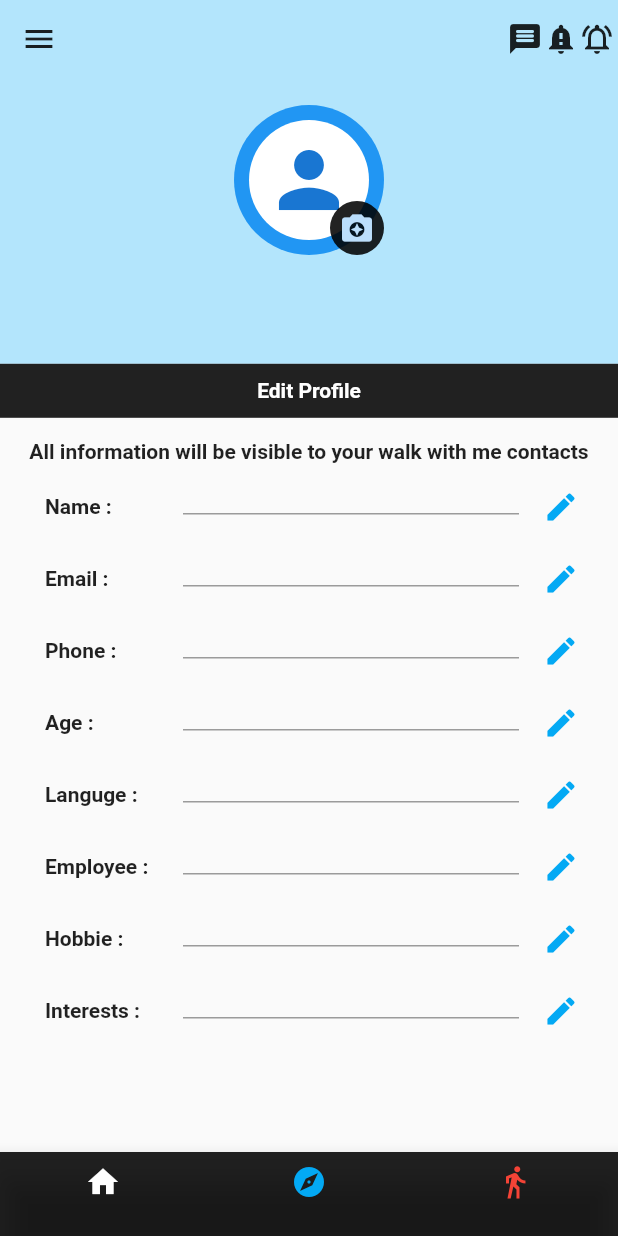
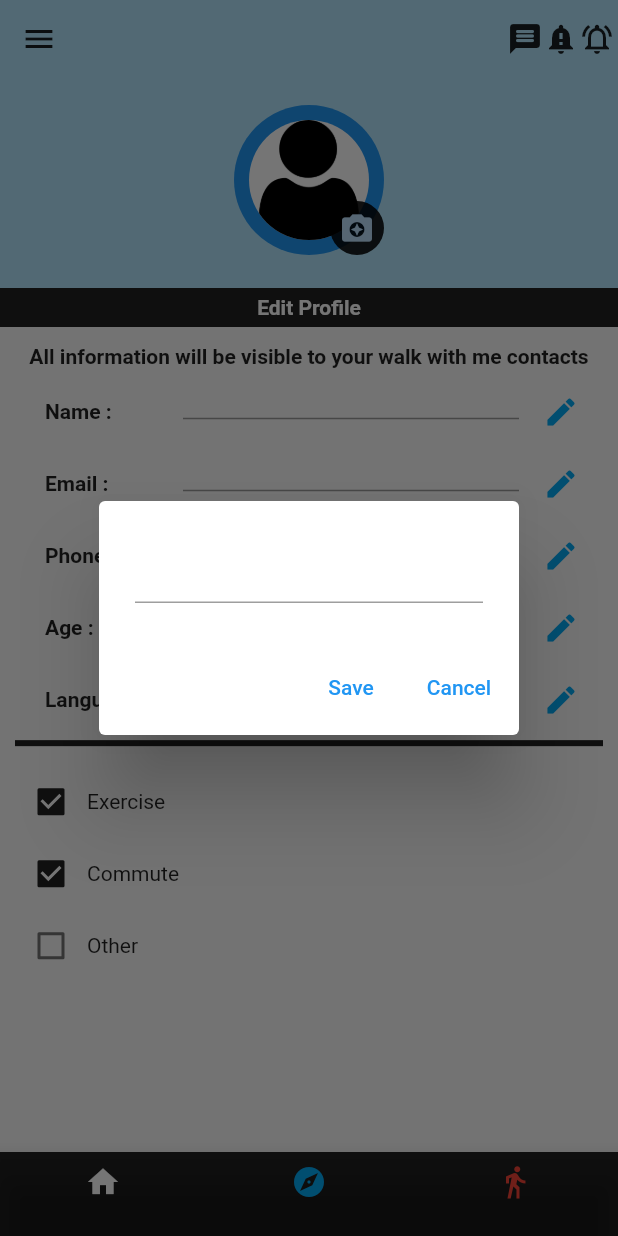
Before and after one commit to sajasmohammed/ui_practice, a Flutter app: the screen it shows after launch, after a tap on the "edit" icon, on a phone screen of 412 x 824 dp. Run offline on Flutter 3.47's test engine with Material 2 defaults, Android fonts, the phone set to English and light mode, and no system bars; our stand-ins replace get, image_picker.

Commit message:
ui design home screen and photo screen

```diff
--- a/lib/app/app.dart
+++ b/lib/app/app.dart
@@ -1,5 +1,6 @@
 import 'package:flutter/material.dart';
 import 'package:ui_practice/view/home/home_screen.dart';
+import 'package:ui_practice/view/phone_screen/photo_screen.dart';
 
 class App extends StatelessWidget {
   const App({Key? key}) : super(key: key);
--- a/lib/controller/controller.dart
+++ b/lib/controller/controller.dart
@@ -1,5 +1,10 @@
+import 'dart:io';
 import 'package:get/get.dart';
+import 'package:image_picker/image_picker.dart';
 
 class Controller extends GetxController {
   RxInt currentIndex = 0.obs;
+
+  Rx<File>? image;
+  late final Rx<ImagePicker?> picker;
 }
--- a/lib/view/home/compoenents/form_widget.dart
+++ b/lib/view/home/compoenents/form_widget.dart
@@ -11,9 +11,9 @@ class FormWidget extends StatelessWidget {
   @override
   Widget build(BuildContext context) {
     return Expanded(
-      flex: 12,
+      flex: 20,
       child: Padding(
-        padding: EdgeInsets.symmetric(horizontal: defaulPadding/2),
+        padding: EdgeInsets.symmetric(horizontal: defaulPadding / 2),
         child: SingleChildScrollView(
           child: Column(
             children: [
@@ -30,14 +30,54 @@ class FormWidget extends StatelessWidget {
               SizedBox(
                 height: defaulPadding / 4,
               ),
-              cWidget.textFields(fieldname: 'Name'),
-              cWidget.textFields(fieldname: 'Email'),
-              cWidget.textFields(fieldname: 'Phone'),
-              cWidget.textFields(fieldname: 'Age'),
-              cWidget.textFields(fieldname: 'Languge'),
-              cWidget.textFields(fieldname: 'Employee'),
-              cWidget.textFields(fieldname: 'Hobbie'),
-              cWidget.textFields(fieldname: 'Interests'),
+              cWidget.textFields(context,fieldname: 'Name', ),
+              cWidget.textFields(context, fieldname: 'Email',),
+              cWidget.textFields(context, fieldname: 'Phone',),
+              cWidget.textFields(context, fieldname: 'Age',),
+              cWidget.textFields(context, fieldname: 'Languge',),
+              Divider(
+                height: defaulPadding / 2,
+                thickness: defaulPadding / 5,
+                color: cblack,
+              ),
+              SizedBox(
+                height: defaulPadding / 2,
+              ),
+              Row(
+                children: [
+                  Checkbox(
+                    value: true,
+                    checkColor: cwhite,
+                    activeColor: cblack,
+                    onChanged: (i) {},
+                  ),
+                  Text("Exercise"),
+
+                ],
+              ),
+              Row(
+                children: [
+                  Checkbox(
+                    value: true,
+                    checkColor: cwhite,
+                    activeColor: cblack,
+                    onChanged: (i) {},
+                  ),
+                  Text("Commute"),
+                ],
+              ),
+              Row(
+                children: [
+                  Checkbox(
+                    value: false,
+                    checkColor: cwhite,
+                    activeColor: cblack,
+                    // fillColor: MaterialStateProperty.all(cwhite),
+                    onChanged: (i) {},
+                  ),
+                  Text("Other"),
+                ],
+              ),
             ],
           ),
         ),
--- a/lib/view/home/compoenents/profile_widget.dart
+++ b/lib/view/home/compoenents/profile_widget.dart
@@ -1,17 +1,28 @@
+import 'dart:io';
+
 import 'package:flutter/material.dart';
+import 'package:get/get.dart';
+import 'package:image_picker/image_picker.dart';
+import 'package:ui_practice/controller/controller.dart';
+import 'package:ui_practice/view/phone_screen/photo_screen.dart';
 
 import '../../../constants.dart';
 
+class ProfileWidget extends StatefulWidget {
+  @override
+  State<ProfileWidget> createState() => _ProfileWidgetState();
+}
 
-class ProfileWidget extends StatelessWidget {
-  const ProfileWidget({
-    Key? key,
-  }) : super(key: key);
+class _ProfileWidgetState extends State<ProfileWidget> {
+  final Controller _controller = Get.put(Controller());
+
+  File? image;
+  final ImagePicker _picker = ImagePicker();
 
   @override
   Widget build(BuildContext context) {
     return Expanded(
-      flex: 6,
+      flex: 7,
       child: Container(
         width: double.infinity,
         color: Colors.lightBlue[100],
@@ -24,27 +35,32 @@ class ProfileWidget extends StatelessWidget {
                   child: Column(
                     children: [
                       Row(
-                        mainAxisAlignment:
-                            MainAxisAlignment.spaceBetween,
+                        mainAxisAlignment: MainAxisAlignment.spaceBetween,
                         children: [
                           IconButton(
                             onPressed: () {},
                             icon: Icon(Icons.menu),
                           ),
                           Row(
-                            mainAxisAlignment:
-                                MainAxisAlignment.spaceAround,
+                            mainAxisAlignment: MainAxisAlignment.spaceAround,
                             children: [
                               Icon(Icons.message_rounded),
                               Icon(Icons.notification_important),
-                              Icon(Icons
-                                  .notifications_active_outlined),
+                              Icon(Icons.notifications_active_outlined),
                             ],
                           )
                         ],
                       ),
                       SizedBox(height: defaulPadding),
-                      Container(
+                      InkWell(
+                        onTap: () async {
+                          final img = await _picker.pickImage(
+                              source: ImageSource.gallery);
+                          setState(() {
+                            image = File(img!.path);
+                          });
+                        },
+                        child: Container(
                           height: defaulPadding * 5,
                           width: defaulPadding * 5,
                           child: Stack(
@@ -61,24 +77,35 @@ class ProfileWidget extends StatelessWidget {
                                 top: 10,
                                 right: 10,
                                 child: CircleAvatar(
-                                radius: defaulPadding*2,
+                                  radius: defaulPadding * 2,
                                   backgroundColor: cwhite,
-                                child: Icon(
-                                  Icons.person,
-                                  size: defaulPadding * 3,
+                                  child: ClipOval(
+                                    child: (image != null)
+                                        ? Image.file(image!)
+                                        : Image.asset('images/user.png'),
                                   ),
                                 ),
                               ),
                               Positioned(
                                 bottom: 0,
                                 right: 0,
+                                child: InkWell(
+                                  onTap: () {
+                                    Navigator.push(
+                                        context,
+                                        MaterialPageRoute(
+                                            builder: (context) =>
+                                                PhotoScreen()));
+                                  },
                                   child: CircleAvatar(
                                     radius: 18,
                                     backgroundColor: cblack,
                                     child: Icon(Icons.camera_enhance),
                                   ),
                                 ),
+                              ),
                             ],
+                          ),
                         ),
                       ),
                     ],
--- a/lib/view/home/home_screen.dart
+++ b/lib/view/home/home_screen.dart
@@ -24,7 +24,7 @@ class HomeScreen extends StatelessWidget {
                     color: cblack,
                     child: Padding(
                       padding:
-                          const EdgeInsets.symmetric(vertical: defaulPadding / 2),
+                          const EdgeInsets.symmetric(vertical: defaulPadding / 4),
                       child: Text(
                         "Edit Profile",
                         textAlign: TextAlign.center,
--- a/lib/widgets.dart
+++ b/lib/widgets.dart
@@ -14,9 +14,7 @@ class cWidget {
         backgroundColor: cblack);
   }
 
-  static textFields({
-    required String fieldname,
-  }) {
+  static textFields(BuildContext context, {required String fieldname}) {
     return Row(
       children: [
         Expanded(
@@ -34,19 +32,34 @@ class cWidget {
           child: SizedBox(
             height: 10,
             width: double.infinity,
-            child: TextField(
-            ),
+            child: TextFormField(),
           ),
         ),
         Expanded(
-          flex: 1,
           child: IconButton(
-                  onPressed: () {},
-                  icon: Icon(
-                    Icons.edit,
-                    color: cblue,
-                  ),
+            onPressed: () {
+              showDialog(
+                context: context,
+                builder: (context) => AlertDialog(
+                  content: TextField(),
+                  actions: [
+                    TextButton(onPressed: () {
+                      Navigator.pop(context);
+                    }, child: Text("Save")),
+                    TextButton(
+                        onPressed: () {
+                          Navigator.pop(context);
+                        },
+                        child: Text("Cancel"))
+                  ],
                 ),
+              );
+            },
+            icon: Icon(
+              Icons.edit,
+              color: cblue,
+            ),
+          ),
         ),
       ],
     );
--- a/pubspec.yaml
+++ b/pubspec.yaml
@@ -24,6 +24,8 @@ dependencies:
   flutter:
     sdk: flutter
   get: ^4.3.8
+  image_picker: ^0.8.4+2
+
 dev_dependencies:
   flutter_test:
     sdk: flutter
@@ -38,8 +40,8 @@ flutter:
   # the material Icons class.
   uses-material-design: true
   # To add assets to your application, add an assets section, like this:
-  # assets:
-  #   - images/a_dot_burr.jpeg
+  assets:
+    - images/user.png
   #   - images/a_dot_ham.jpeg
   # An image asset can refer to one or more resolution-specific "variants", see
   # https://flutter.dev/assets-and-images/#resolution-aware.
```
Also changed, not shown: lib/view/phone_screen/photo_screen.dart (added, +66 -0 lines), images/user.png (added), pubspec.lock. Lines whose indentation alone changed are shown as unchanged.
